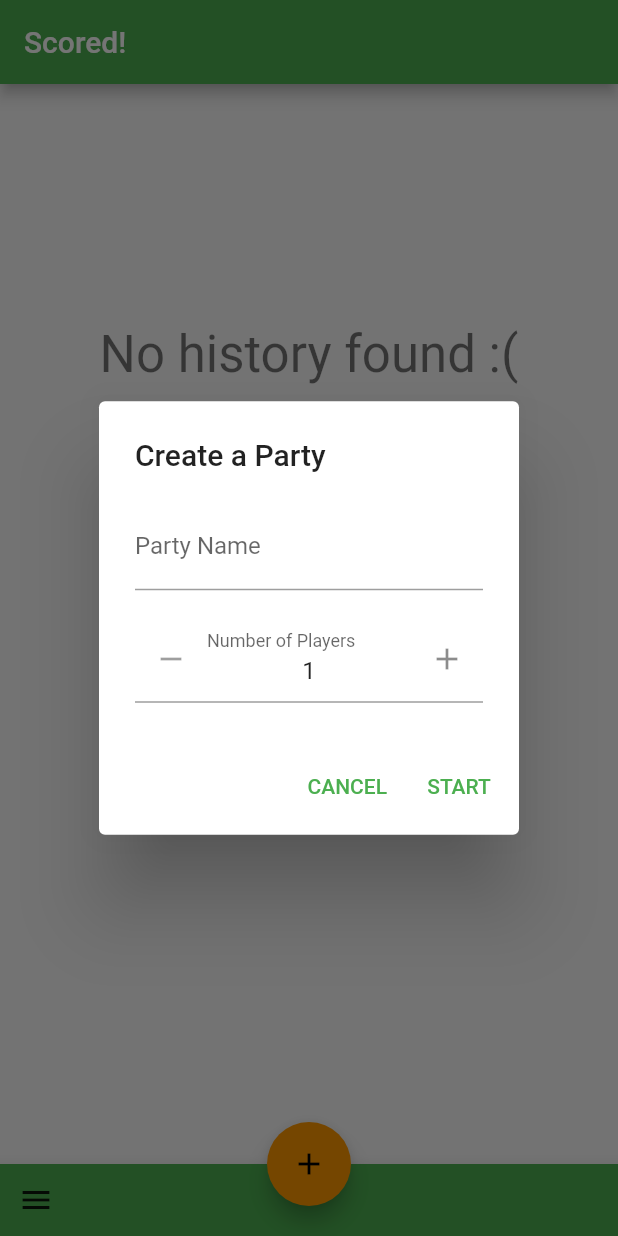
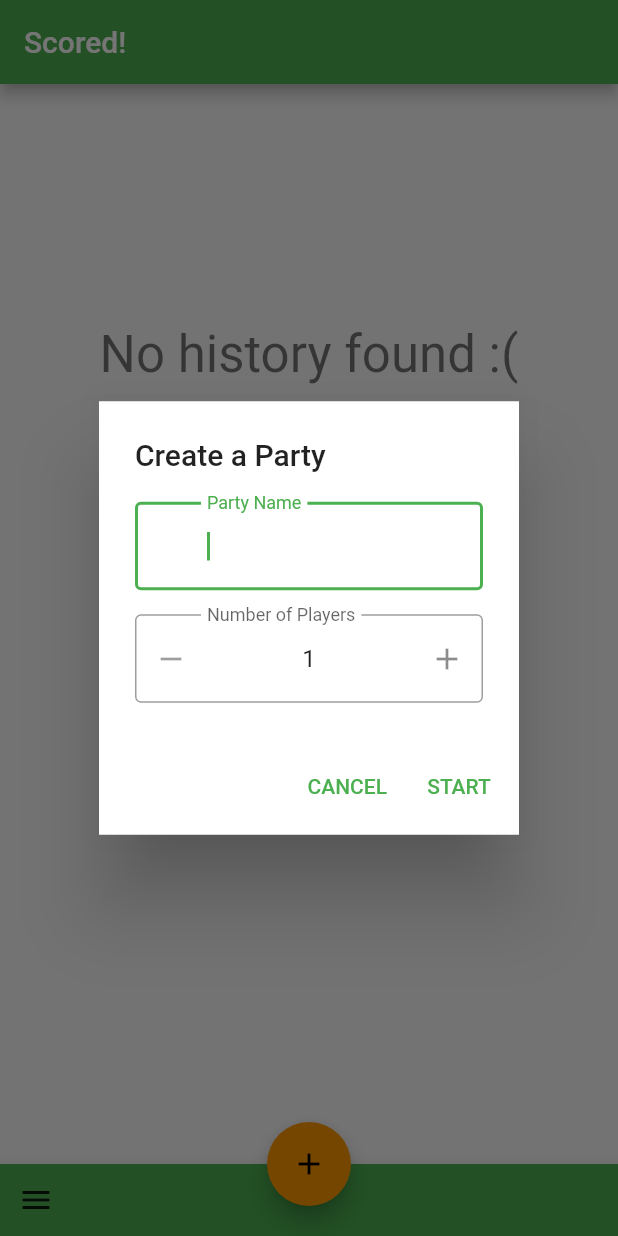
Before and after one commit to TotemaT/Scored_, a Flutter app: the screen it shows after launch, after a tap on the "add" icon, on a phone screen of 412 x 824 dp. Run offline on Flutter 3.47's test engine with Material 2 defaults, Android fonts, the phone set to English and light mode, and no system bars; drawn by our look-alikes of flutter_spinbox; our stand-ins replace flutter_slidable, hive, hive_flutter, shared_preferences; missing offline and left inert: flex_color_picker; accounts and stored records are empty.

Commit message:
Tweak form

```diff
--- a/lib/history/history_page.dart
+++ b/lib/history/history_page.dart
@@ -16,24 +16,35 @@ class HistoryPage extends StatelessWidget {
   Future<void> _showCreatePartyDialog(BuildContext context) async {
     var playerCount = 1;
     return await showDialog(
+
         context: context,
         barrierDismissible: false,
         builder: (context) {
           return StatefulBuilder(builder: (context, setState) {
             return AlertDialog(
+              clipBehavior: Clip.hardEdge,
+              shape: RoundedRectangleBorder(
+                  borderRadius: BorderRadius.all(Radius.circular(0))),
               content: Form(
                   key: _formKey,
                   child: Column(
                     mainAxisSize: MainAxisSize.min,
                     children: [
                       TextFormField(
+                        autofocus: true,
                         controller: _textEditingController,
                         validator: (value) {
                           return value != null && value.isNotEmpty
                               ? null
                               : "Enter a name";
                         },
-                        decoration: InputDecoration(labelText: "Party Name"),
+                        decoration: InputDecoration(
+                            labelText: "Party Name",
+                            border: OutlineInputBorder(),
+                            prefixIcon: Icon(
+                              Icons.remove,
+                              color: Colors.transparent,
+                            )),
                       ),
                       Padding(padding: EdgeInsets.only(bottom: 16)),
                       SpinBox(
@@ -42,8 +53,10 @@ class HistoryPage extends StatelessWidget {
                         value: playerCount.toDouble(),
                         step: 1,
                         onChanged: (value) => playerCount = value.toInt(),
-                        decoration:
-                            InputDecoration(labelText: 'Number of Players'),
+                        decoration: InputDecoration(
+                          labelText: 'Number of Players',
+                          border: OutlineInputBorder(),
+                        ),
                       )
                     ],
                   )),
```
